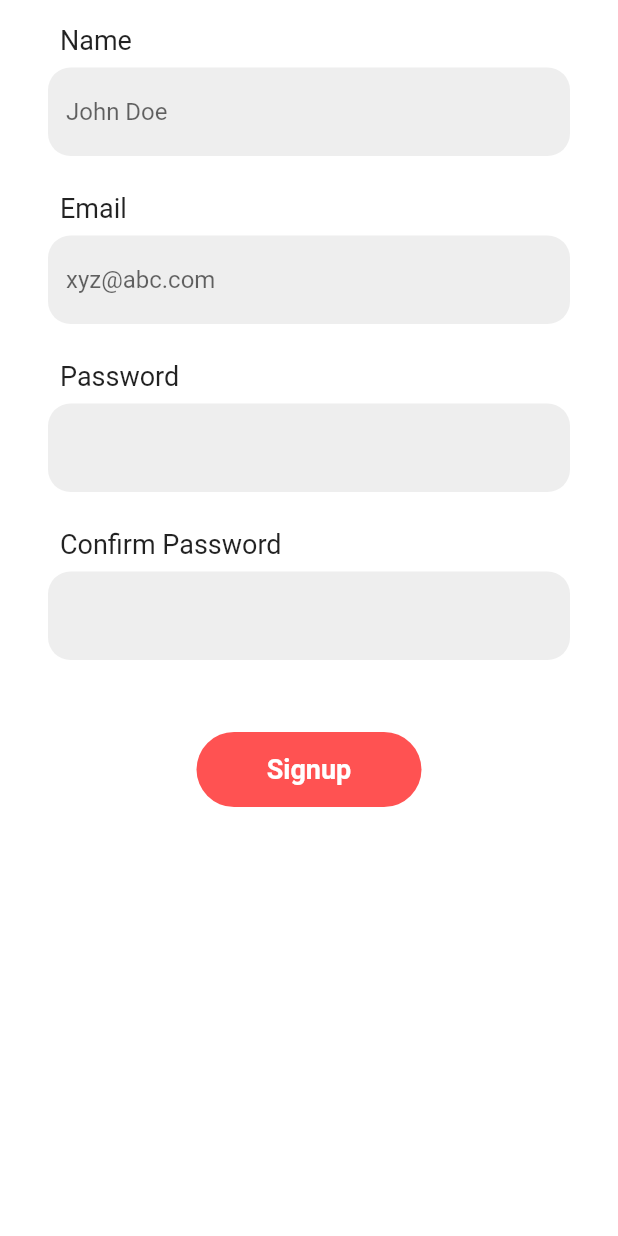
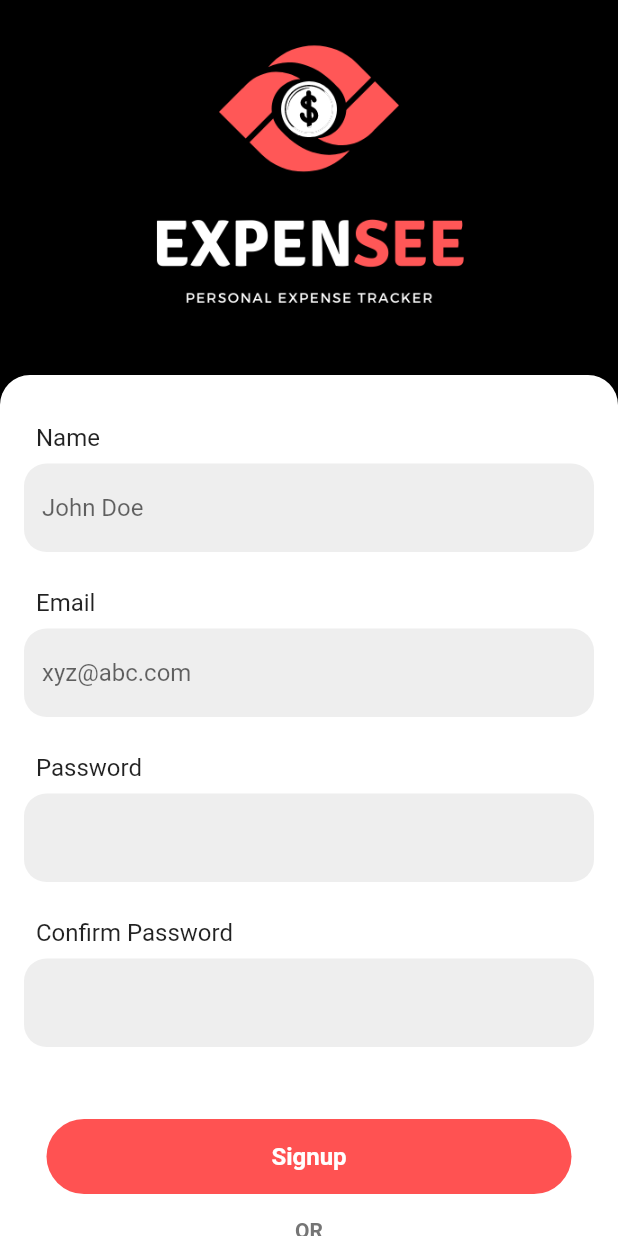
Before and after one commit to naikshrey2308/Personal-Expense-Tracker, a Flutter app: the screen it shows after launch, after a tap on "New here? Sign up and start saving.", on a phone screen of 412 x 824 dp. Run offline on Flutter 3.47's test engine with Material 2 defaults, Android fonts, the phone set to English and light mode, and no system bars; our stand-ins replace cloud_firestore, firebase_auth, firebase_core; accounts and stored records are empty; project files that could hold a hidden picture were left out.

Commit message:
Connencted to Firebase

```diff
--- a/lib/userAuth/authController.dart
+++ b/lib/userAuth/authController.dart
@@ -14,8 +14,13 @@ Future<String?> signIn(String email, String password) async {
 
 Future<String?> createUser(String name, String email, String password) async {
   try {
+    await FirebaseAuth.instance.createUserWithEmailAndPassword(email: email, password: password);
+
+    signIn(email, password);
+
     CollectionReference users = FirebaseFirestore.instance.collection("users");
-    users.add({
+    await users.add({
+      'id': FirebaseAuth.instance.currentUser!.uid,
       'name': name,
       'email': email,
       'password': password,
--- a/lib/userAuth/login/loginForm.dart
+++ b/lib/userAuth/login/loginForm.dart
@@ -23,7 +23,7 @@ class _LoginFormState extends State<LoginForm> {
   @override
   Widget build(BuildContext context) {
     return Padding(
-      padding: const EdgeInsets.fromLTRB(16.0, 50.0, 16.0, 0.0),
+      padding: const EdgeInsets.fromLTRB(16.0, 30.0, 16.0, 0.0),
       child: Form(
         key: _formkey,
         child: Column(
@@ -36,7 +36,7 @@ class _LoginFormState extends State<LoginForm> {
                 "Email",
                 textAlign: TextAlign.start,
                 style: TextStyle(
-                  fontSize: 18.0,
+                  fontSize: 16.0,
                 ),
               ),
             ),
@@ -63,7 +63,7 @@ class _LoginFormState extends State<LoginForm> {
                 "Password",
                 textAlign: TextAlign.start,
                 style: TextStyle(
-                  fontSize: 18.0,
+                  fontSize: 16.0,
                 ),
               ),
             ),
@@ -114,7 +114,7 @@ class _LoginFormState extends State<LoginForm> {
                 ),
               ),
             ),
-            SizedBox(height: 36.0),
+            SizedBox(height: 24.0),
             Center(
               child: Material(
                 borderRadius: BorderRadius.circular(changeButton ? 50 : 50),
@@ -135,8 +135,8 @@ class _LoginFormState extends State<LoginForm> {
                   },
                   child: AnimatedContainer(
                     duration: Duration(milliseconds: 300),
-                    width: changeButton ? 50 : 250,
-                    height: 50,
+                    width: changeButton ? 55 : 350,
+                    height: 55,
                     alignment: Alignment.center,
                     child:
                     changeButton ?
@@ -144,42 +144,43 @@ class _LoginFormState extends State<LoginForm> {
                     Text("Login",
                       style: TextStyle(
                         color: Colors.white,
-                        fontSize: 18.0,
+                        fontSize: 16.0,
                       ),
                     ),
                   ),
                 ),
               ),
             ),
-            SizedBox(height: 24.0),
+            SizedBox(height: 16.0),
             Container(
               alignment: Alignment.center,
               child: Text(
                 "OR",
                 textAlign: TextAlign.center,
                 style: TextStyle(
-                  fontSize: 18.0,
+                  fontSize: 14.0,
                   fontWeight: FontWeight.w600,
                   color: Colors.grey[600],
                 ),
               ),
             ),
-            SizedBox(height: 24.0),
+            SizedBox(height: 16.0),
             GestureDetector(
               onTap: () {
-                Navigator.of(context).pushNamed("/register");
+                Navigator.of(context).popAndPushNamed("/register");
               },
               child: Container(
                 alignment: Alignment.center,
                 child: Text(
                   "New here? Sign up and start saving.",
                   style: TextStyle(
-                    fontSize: 18.0,
+                    fontSize: 16.0,
                     color: Colors.blue
                   ),
                 ),
               ),
-            )
+            ),
+            SizedBox(height: 24.0,)
             // Center(
             //   child: Padding(
             //     padding: EdgeInsets.fromLTRB(50, 0, 50, 0),
--- a/lib/userAuth/login/loginPage.dart
+++ b/lib/userAuth/login/loginPage.dart
@@ -23,14 +23,14 @@ class LoginPage extends StatelessWidget {
                       Text(
                         "Hello \nThere",
                         style: TextStyle(
-                          fontSize: 73,
+                          fontSize: 60,
                           letterSpacing: 2.5,
                         ),
                       ),
                       Text(
                         "\n.",
                         style: TextStyle(
-                          fontSize: 73,
+                          fontSize: 60,
                           color: globals.primary,
                         ),
                       )
--- a/lib/userAuth/signup/signin_page.dart
+++ b/lib/userAuth/signup/signin_page.dart
@@ -1,5 +1,6 @@
 import 'package:flutter/material.dart';
 import '../authController.dart';
+import '../../globalVars.dart' as globals;
 
 class SigninPage extends StatefulWidget {
   const SigninPage({super.key});
@@ -51,20 +52,55 @@ class _SigninPageState extends State<SigninPage> {
       color: Colors.white,
       child: SafeArea(
         child: SingleChildScrollView(
+          child: Container(
+            // height: 900,
+            decoration: BoxDecoration(
+              color: Colors.black,
+            ),
             child: Form(
               key: _formKey,
               child: Column(
                 children: [
-                // Image.asset(
-                //   //Make changes here, logo image
-                //   "assets/images/logos/main_logo_light.png",
-                //   fit: BoxFit.cover,
-                //   width: 300,
-                //   height: 250,
+                  Image.asset(
+                    //Make changes here, logo image
+                    "assets/images/logos/logo_dark.png",
+                    fit: BoxFit.cover,
+                    width: 300,
+                    height: 250,
+                  ),
+                  Row(),
+                  // Container(
+                  //   padding: EdgeInsets.all(16.0),
+                  //   child: Row(
+                  //     children: [
+                  //       Text(
+                  //         "",
+                  //         style: TextStyle(
+                  //           fontSize: 55,
+                  //           letterSpacing: 2.5,
+                  //         ),
+                  //       ),
+                  //       Text(
+                  //         "\n!",
+                  //         style: TextStyle(
+                  //           fontSize: 60,
+                  //           color: globals.primary,
+                  //         ),
+                  //       )
+                  //     ],
+                  //   ),
                   // ),
-                Padding(
+                  Container(
+                    decoration: BoxDecoration(
+                      borderRadius: BorderRadius.only(
+                        topLeft: Radius.circular(20),
+                        topRight: Radius.circular(20),
+                      ),
+                      color: Colors.white,
+                    ),
+                    child: Padding(
                       padding: const EdgeInsets.symmetric(
-                      vertical: 16.0, horizontal: 32),
+                          vertical: 32.0, horizontal: 16),
                       child: Column(
                         children: [
                           Container(
@@ -74,7 +110,7 @@ class _SigninPageState extends State<SigninPage> {
                                 "Name",
                                 // textAlign: TextAlign.start,
                                 style: TextStyle(
-                              fontSize: 18.0,
+                                  fontSize: 16.0,
                                 ),
                               )),
                           SizedBox(height: 8.0),
@@ -111,7 +147,7 @@ class _SigninPageState extends State<SigninPage> {
                               "Email",
                               // textAlign: TextAlign.start,
                               style: TextStyle(
-                            fontSize: 18.0,
+                                fontSize: 16.0,
                               ),
                             ),
                           ),
@@ -146,7 +182,7 @@ class _SigninPageState extends State<SigninPage> {
                               "Password",
                               // textAlign: TextAlign.start,
                               style: TextStyle(
-                            fontSize: 18.0,
+                                fontSize: 16.0,
                               ),
                             ),
                           ),
@@ -185,7 +221,7 @@ class _SigninPageState extends State<SigninPage> {
                               "Confirm Password",
                               // textAlign: TextAlign.start,
                               style: TextStyle(
-                            fontSize: 18.0,
+                                fontSize: 16.0,
                               ),
                             ),
                           ),
@@ -224,7 +260,7 @@ class _SigninPageState extends State<SigninPage> {
                                   context), //Make changes here if required
                               child: AnimatedContainer(
                                 duration: Duration(milliseconds: 500),
-                            width: changeButton ? 50 : 150,
+                                width: changeButton ? 50 : 350,
                                 height: 50,
                                 alignment: Alignment.center,
                                 child: changeButton
@@ -237,12 +273,43 @@ class _SigninPageState extends State<SigninPage> {
                                         style: TextStyle(
                                             color: Colors.white,
                                             fontWeight: FontWeight.bold,
-                                        fontSize: 18),
+                                            fontSize: 16),
                                       ),
                               ),
                             ),
                           ),
+                          SizedBox(height: 16.0),
+                          Container(
+                            alignment: Alignment.center,
+                            child: Text(
+                              "OR",
+                              textAlign: TextAlign.center,
+                              style: TextStyle(
+                                fontSize: 14.0,
+                                fontWeight: FontWeight.w600,
+                                color: Colors.grey[600],
+                              ),
+                            ),
+                          ),
+                          SizedBox(height: 16.0),
+                          GestureDetector(
+                            onTap: () {
+                              Navigator.of(context).popAndPushNamed("/login");
+                            },
+                            child: Container(
+                              alignment: Alignment.center,
+                              child: Text(
+                                "Already have an account? Sign in.",
+                                style: TextStyle(
+                                    fontSize: 16.0,
+                                    color: Colors.blue
+                                ),
+                              ),
+                            ),
+                          ),
+                          SizedBox(height: 24.0,)
                         ],
+                      ),
                     ),
                   ),
                 ],
@@ -250,6 +317,7 @@ class _SigninPageState extends State<SigninPage> {
             ),
           ),
         ),
+      ),
     );
   }
 }
```
Lines whose indentation alone changed are shown as unchanged.
